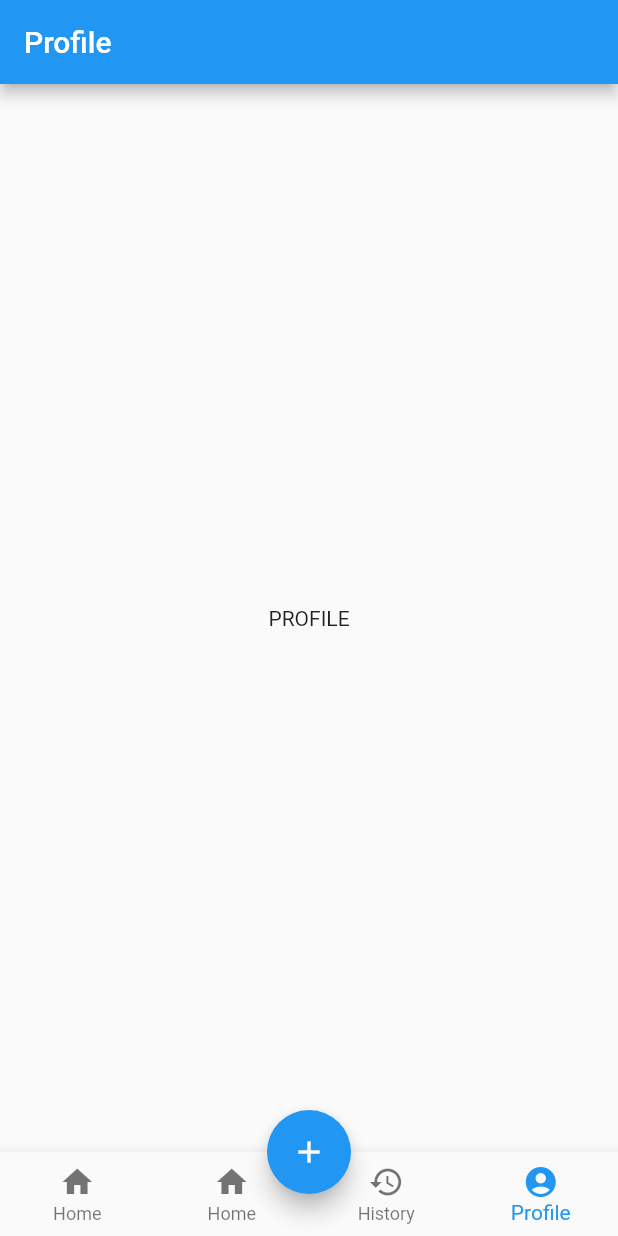
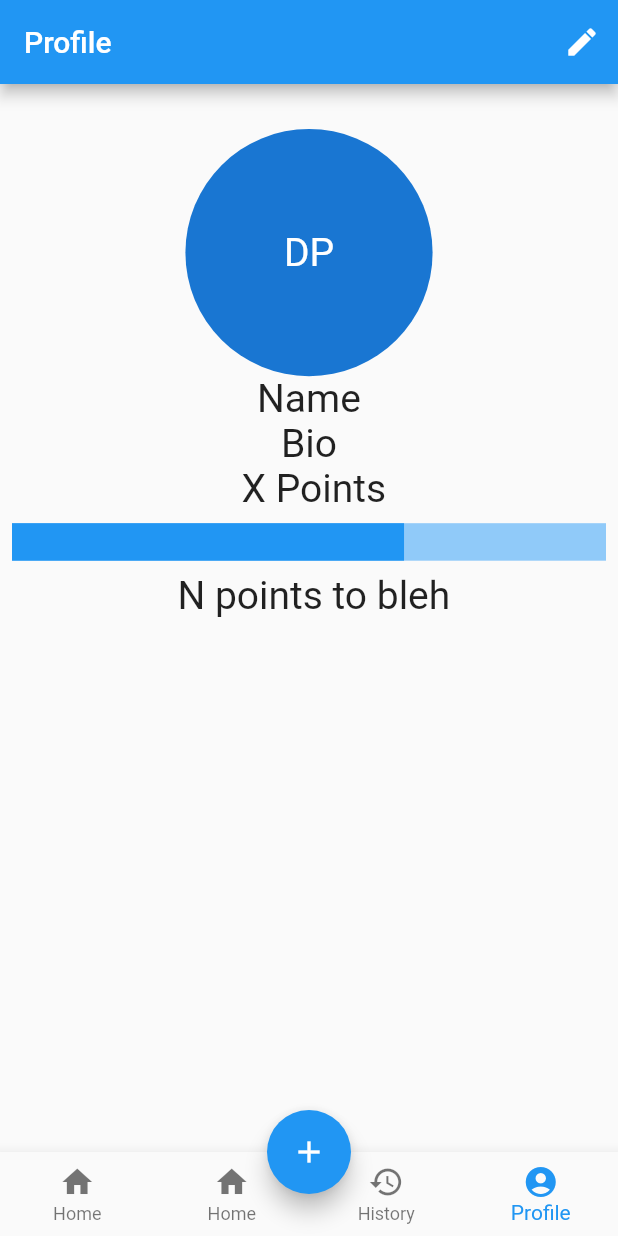
Before and after one commit to rumesh986/gift-it-again, a Flutter app: the screen it shows after launch, item 4 of the bottom bar chosen, on a phone screen of 412 x 824 dp. Run offline on Flutter 3.47's test engine with Material 2 defaults, Android fonts, the phone set to English and light mode, and no system bars.

Commit message:
Improved on profile page

```diff
--- a/lib/AddListing.dart
+++ b/lib/AddListing.dart
@@ -64,7 +64,7 @@ class _AddListingState extends State<AddListing> {
 								labelText: "Enter the description of the product here"
 							),
 							onChanged: (value) {
-								current.title = value;
+								current.description = value;
 							},
 						),
 					),
--- a/lib/DataStructures.dart
+++ b/lib/DataStructures.dart
@@ -13,6 +13,7 @@
 //
 //	You should have received a copy of the GNU General Public License
 //	along with gift-it-again.  If not, see <https://www.gnu.org/licenses/>.
+
 import 'package:flutter/material.dart';
 
 
@@ -118,3 +119,19 @@ class Listing
     );
   }
 }
+
+class User
+{
+  String name;
+  String bio;
+  int points;
+  bool incentive;
+
+  User()
+  {
+    name = "";
+    bio = "";
+    points = 0;
+    incentive = false;
+  }
+}
--- a/lib/History.dart
+++ b/lib/History.dart
@@ -54,7 +54,7 @@ class History extends StatelessWidget {
                 if (index < myListings.data.length) {
                   return InkWell(
                     onTap: () {
-                      Navigator.push(context, MaterialPageRoute(builder: (context) => Details(data: myListings.data[index])));
+                      Navigator.push(context, MaterialPageRoute(builder: (context) => Details(data: myListings.data[num])));
                     },
                     child: Container(
                       height: MediaQuery.of(context).size.height*0.1,
--- a/lib/Profile.dart
+++ b/lib/Profile.dart
@@ -22,9 +22,56 @@ class Profile extends StatelessWidget {
   Widget build(BuildContext context) {
 		return Scaffold(
 			appBar: AppBar(
-				title: Text("Profile")
+				title: Text("Profile"),
+        actions: [
+          IconButton(icon: Icon(Icons.edit), onPressed: (){})
+        ],
 			),
-			body: Center(child: Text("PROFILE"),),
+			body: ListView(
+        children: [
+          SizedBox(height: 30,),
+          CircleAvatar(
+            radius: MediaQuery.of(context).size.width * 0.2,
+            child: Text(
+              "DP",
+              style: TextStyle(fontSize: 26),
+              ),
+          ),
+          Column(
+            children: [
+              Text(
+                "Name",
+                style: TextStyle(fontSize: 26),
+              ),
+            ],
+          ),
+          Center(
+            child: Text(
+              "Bio",
+              style: TextStyle(fontSize: 26),
+            ),
+          ),
+          Center(
+            child: Text(
+                " X Points",
+                style: TextStyle(fontSize: 26),
+              ),
+          ),
+          Padding(
+            padding: const EdgeInsets.all(8.0),
+            child: LinearProgressIndicator(
+              minHeight: 25,
+              value: 0.66,
+            ),
+          ),
+          Center(
+            child: Text(
+                " N points to bleh",
+                style: TextStyle(fontSize: 26),
+              ),
+          ),
+        ],
+      ),
 		);
   }
 }
```
